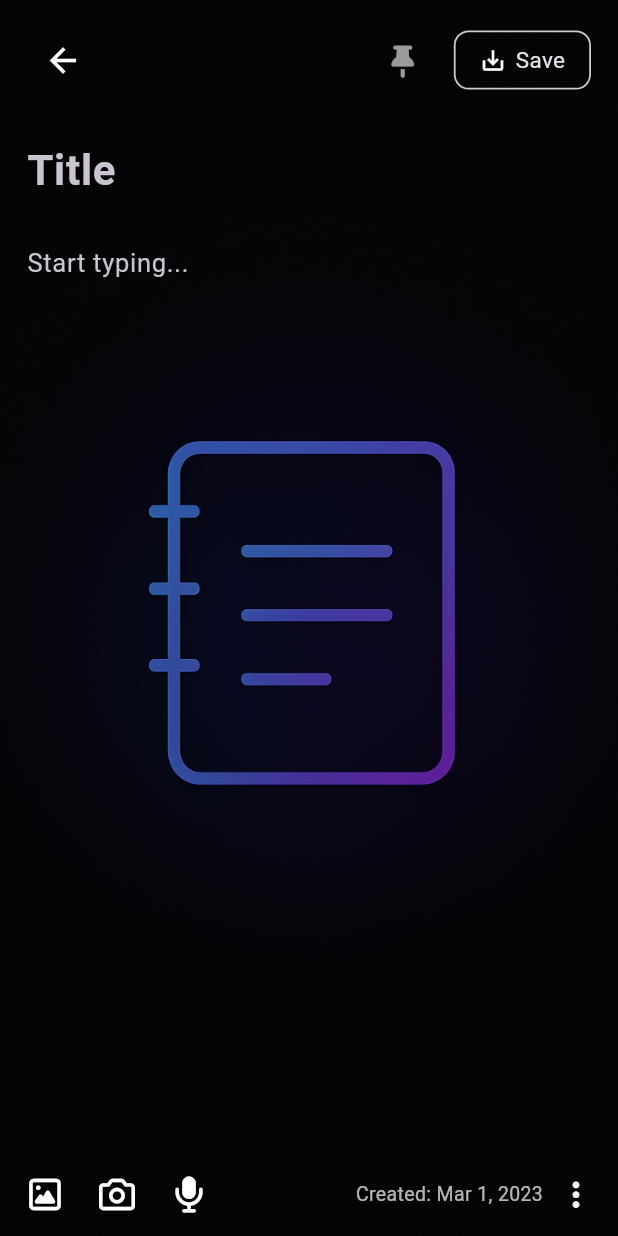
After one commit to nibin-joseph05/Notes, a Flutter app: the AddNoteScreen screen opened by its route, on a phone screen of 412 x 824 dp. The commit adds this screen. Run offline on Flutter 3.47's test engine with Material 3 defaults, Android fonts, the phone set to English and light mode, and no system bars; our stand-ins replace flutter_riverpod, font_awesome_flutter; Roboto replaces fonts that are missing (Poppins).

Commit message:
added add notes page

```diff
--- a/lib/src/core/routes/app_router.dart
+++ b/lib/src/core/routes/app_router.dart
@@ -1,9 +1,7 @@
 import 'package:flutter/material.dart';
 import '../../presentation/screens/splash/splash_screen.dart';
 import '../../presentation/screens/home/home_screen.dart';
-
-// import '../../presentation/screens/add_note/add_note_screen.dart';
-
+import '../../presentation/screens/add_note/add_note_screen.dart';
 import 'app_routes.dart';
 
 class AppRouter {
@@ -13,8 +11,8 @@ class AppRouter {
         return MaterialPageRoute(builder: (_) => const SplashPage());
       case AppRoutes.home:
         return MaterialPageRoute(builder: (_) => const HomeScreen());
-      // case AppRoutes.addNote:
-      //   return MaterialPageRoute(builder: (_) => const AddNoteScreen());
+      case AppRoutes.addNote:
+        return MaterialPageRoute(builder: (_) => const AddNoteScreen());
       default:
         return MaterialPageRoute(
           builder: (_) => const Scaffold(
--- /dev/null
+++ b/lib/src/presentation/screens/add_note/add_note_screen.dart
@@ -0,0 +1,74 @@
+import 'package:flutter/material.dart';
+import 'package:flutter_riverpod/flutter_riverpod.dart';
+import '../../widgets/add_note/add_note_background.dart';
+import '../../widgets/add_note/add_note_appbar.dart';
+import '../../widgets/add_note/add_note_fields.dart';
+import '../../widgets/add_note/add_note_footer.dart';
+
+class AddNoteScreen extends ConsumerStatefulWidget {
+  const AddNoteScreen({super.key});
+
+  @override
+  ConsumerState<AddNoteScreen> createState() => _AddNoteScreenState();
+}
+
+class _AddNoteScreenState extends ConsumerState<AddNoteScreen> {
+  final TextEditingController titleCtrl = TextEditingController();
+  final TextEditingController bodyCtrl = TextEditingController();
+  bool isPinned = false;
+
+  @override
+  Widget build(BuildContext context) {
+    return GestureDetector(
+      onTap: () => FocusScope.of(context).unfocus(),  //  Keyboard dismiss
+      child: Scaffold(
+        resizeToAvoidBottomInset: false, //  Prevent UI from moving up
+        body: Stack(
+          children: [
+            const AddNoteBackground(),
+            SafeArea(
+              child: LayoutBuilder(
+                builder: (context, constraints) {
+                  return Padding(
+                    padding: const EdgeInsets.symmetric(horizontal: 18, vertical: 16),
+                    child: Column(
+                      children: [
+                        AddNoteAppBar(
+                          isPinned: isPinned,
+                          onBack: () => Navigator.pop(context),
+                          onPinToggle: () => setState(() => isPinned = !isPinned),
+                          onSave: () {
+                            // TODO: Save note logic
+                          },
+                        ),
+                        const SizedBox(height: 20),
+
+                        //  Scrollable only for fields
+                        Expanded(
+                          child: SingleChildScrollView(
+                            physics: const BouncingScrollPhysics(),
+                            child: IntrinsicHeight(
+                              child: AddNoteFields(
+                                titleController: titleCtrl,
+                                bodyController: bodyCtrl,
+                              ),
+                            ),
+                          ),
+                        ),
+
+
+                        const SizedBox(height: 10),
+
+                        const AddNoteFooter(), // Fixed position always
+                      ],
+                    ),
+                  );
+                },
+              ),
+            ),
+          ],
+        ),
+      ),
+    );
+  }
+}
--- /dev/null
+++ b/lib/src/presentation/widgets/add_note/add_note_appbar.dart
@@ -0,0 +1,60 @@
+import 'package:flutter/material.dart';
+import 'package:font_awesome_flutter/font_awesome_flutter.dart';
+
+class AddNoteAppBar extends StatelessWidget {
+  final VoidCallback onBack;
+  final VoidCallback onPinToggle;
+  final VoidCallback onSave;
+  final bool isPinned;
+
+  const AddNoteAppBar({
+    super.key,
+    required this.onBack,
+    required this.onPinToggle,
+    required this.onSave,
+    required this.isPinned,
+  });
+
+  @override
+  Widget build(BuildContext context) {
+    return Row(
+      children: [
+        IconButton(
+          onPressed: onBack,
+          icon: const Icon(Icons.arrow_back, size: 26),
+          color: Colors.white,
+        ),
+        const Spacer(),
+        IconButton(
+          onPressed: onPinToggle,
+          icon: Icon(
+            FontAwesomeIcons.thumbtack,
+            size: 20,
+            color: isPinned ? Colors.white : Colors.white60,
+          ),
+        ),
+        const SizedBox(width: 10),
+        GestureDetector(
+          onTap: onSave,
+          child: Container(
+            padding: const EdgeInsets.symmetric(horizontal: 16, vertical: 8),
+            decoration: BoxDecoration(
+              borderRadius: BorderRadius.circular(10),
+              border: Border.all(
+                color: Colors.white.withOpacity(.8),
+                width: 1.2,
+              ),
+            ),
+            child: const Row(
+              children: [
+                Icon(Icons.save_alt, size: 18),
+                SizedBox(width: 6),
+                Text("Save", style: TextStyle(fontSize: 15)),
+              ],
+            ),
+          ),
+        ),
+      ],
+    );
+  }
+}
--- /dev/null
+++ b/lib/src/presentation/widgets/add_note/add_note_background.dart
@@ -0,0 +1,33 @@
+import 'package:flutter/material.dart';
+
+class AddNoteBackground extends StatelessWidget {
+  final String? imagePath;
+
+  const AddNoteBackground({super.key, this.imagePath});
+
+  @override
+  Widget build(BuildContext context) {
+    return Stack(
+      children: [
+        Positioned.fill(
+          child: Image.asset(
+            imagePath ?? "assets/add-note-bg/splash.png",
+            fit: BoxFit.cover,
+          ),
+        ),
+        Container(
+          decoration: BoxDecoration(
+            gradient: LinearGradient(
+              colors: [
+                Colors.black.withOpacity(0.28),
+                Colors.black.withOpacity(0.46),
+              ],
+              begin: Alignment.topCenter,
+              end: Alignment.bottomCenter,
+            ),
+          ),
+        ),
+      ],
+    );
+  }
+}
--- /dev/null
+++ b/lib/src/presentation/widgets/add_note/add_note_fields.dart
@@ -0,0 +1,50 @@
+import 'package:flutter/material.dart';
+
+class AddNoteFields extends StatelessWidget {
+  final TextEditingController titleController;
+  final TextEditingController bodyController;
+
+  const AddNoteFields({
+    super.key,
+    required this.titleController,
+    required this.bodyController,
+  });
+
+  @override
+  Widget build(BuildContext context) {
+    return Column(
+      crossAxisAlignment: CrossAxisAlignment.start,
+      children: [
+        TextField(
+          controller: titleController,
+          style: const TextStyle(
+            fontSize: 28,
+            fontWeight: FontWeight.w600,
+            color: Colors.white,
+          ),
+          decoration: const InputDecoration(
+            hintText: "Title",
+            border: InputBorder.none,
+          ),
+        ),
+        const SizedBox(height: 12),
+        Expanded(
+          child: TextField(
+            controller: bodyController,
+            maxLines: null,
+            expands: true,
+            style: const TextStyle(
+              fontSize: 17,
+              fontWeight: FontWeight.w400,
+              color: Colors.white,
+            ),
+            decoration: const InputDecoration(
+              hintText: "Start typing...",
+              border: InputBorder.none,
+            ),
+          ),
+        ),
+      ],
+    );
+  }
+}
--- /dev/null
+++ b/lib/src/presentation/widgets/add_note/add_note_footer.dart
@@ -0,0 +1,26 @@
+import 'package:flutter/material.dart';
+import 'package:font_awesome_flutter/font_awesome_flutter.dart';
+
+class AddNoteFooter extends StatelessWidget {
+  const AddNoteFooter({super.key});
+
+  @override
+  Widget build(BuildContext context) {
+    return Row(
+      children: const [
+        Icon(FontAwesomeIcons.image, size: 24),
+        SizedBox(width: 24),
+        Icon(FontAwesomeIcons.camera, size: 24),
+        SizedBox(width: 24),
+        Icon(FontAwesomeIcons.microphone, size: 24),
+        Spacer(),
+        Text(
+          "Created: Mar 1, 2023",
+          style: TextStyle(color: Colors.white70, fontSize: 13),
+        ),
+        SizedBox(width: 12),
+        Icon(FontAwesomeIcons.ellipsisVertical, size: 20),
+      ],
+    );
+  }
+}
--- a/lib/src/presentation/widgets/home/home_add_button.dart
+++ b/lib/src/presentation/widgets/home/home_add_button.dart
@@ -1,5 +1,6 @@
 import 'package:flutter/material.dart';
 import 'package:font_awesome_flutter/font_awesome_flutter.dart';
+import '../../../core/routes/app_routes.dart';
 
 class HomeAddButton extends StatelessWidget {
   const HomeAddButton({super.key});
@@ -21,7 +22,9 @@ class HomeAddButton extends StatelessWidget {
       child: FloatingActionButton(
         backgroundColor: Colors.transparent,
         elevation: 0,
-        onPressed: () {},
+        onPressed: () {
+          Navigator.pushNamed(context, AppRoutes.addNote);
+        },
         child: const Icon(
           FontAwesomeIcons.fileCirclePlus,
           color: Colors.white,
--- a/pubspec.yaml
+++ b/pubspec.yaml
@@ -36,3 +36,4 @@ flutter:
     - assets/icons/
     - assets/splash/
     - assets/logo/
+    - assets/add-note-bg/
```
Also changed, not shown: assets/add-note-bg/splash.png (added).
